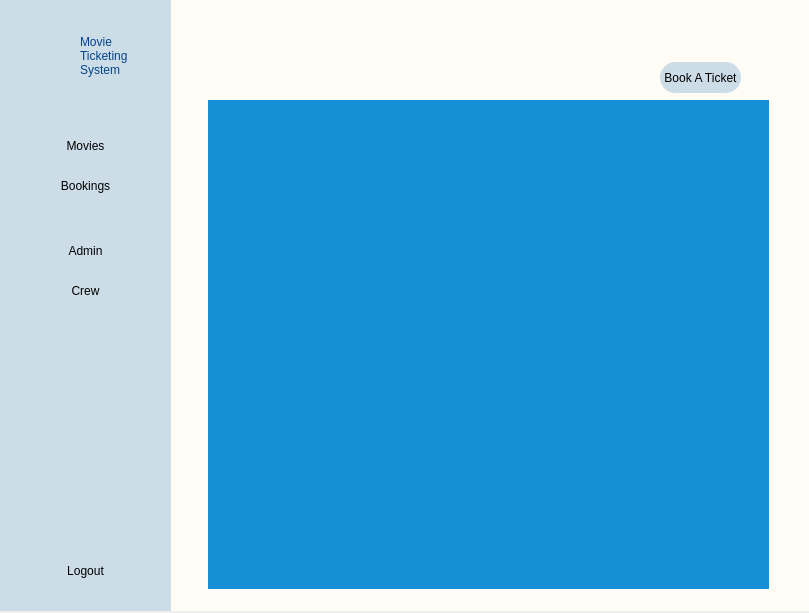
Qt form Ui_Files/movies.ui (edejeed/Movie-Ticketing) before a commit.
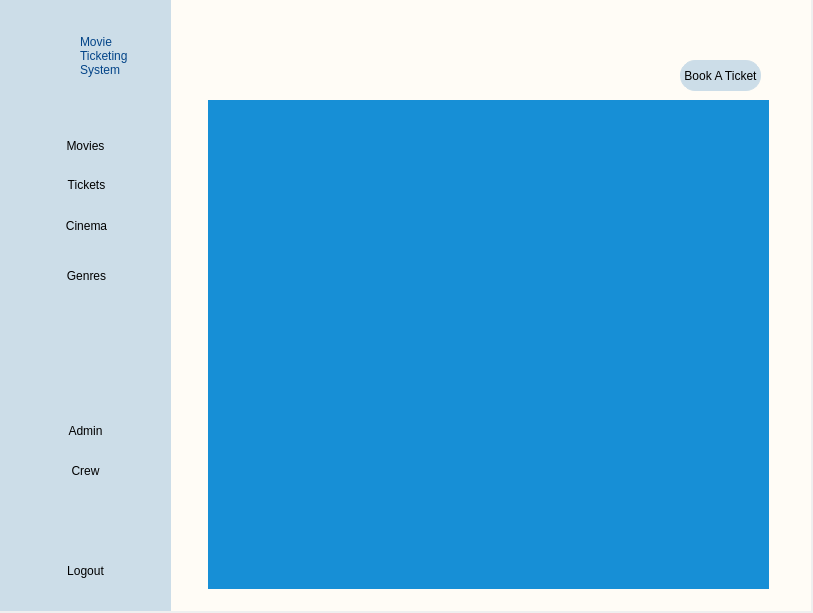
The same form after that commit. Icons and pictures are not drawn.

Commit message:
add_cinema, add_genre
add_cinema.ui , add_genre.ui, movies.ui modified,  png added

The edit to the form file:
```diff
--- a/Ui_Files/movies.ui
+++ b/Ui_Files/movies.ui
@@ -6,7 +6,7 @@
    <rect>
     <x>0</x>
     <y>0</y>
-    <width>809</width>
+    <width>813</width>
     <height>613</height>
    </rect>
   </property>
@@ -110,14 +110,14 @@
     <widget class="QPushButton" name="ticketsButton">
      <property name="geometry">
       <rect>
-       <x>20</x>
-       <y>170</y>
+       <x>21</x>
+       <y>169</y>
        <width>131</width>
        <height>31</height>
       </rect>
      </property>
      <property name="text">
-      <string>Bookings</string>
+      <string>Tickets</string>
      </property>
      <property name="icon">
       <iconset>
@@ -137,7 +137,7 @@
      <property name="geometry">
       <rect>
        <x>20</x>
-       <y>230</y>
+       <y>410</y>
        <width>131</width>
        <height>41</height>
       </rect>
@@ -163,7 +163,7 @@
      <property name="geometry">
       <rect>
        <x>20</x>
-       <y>270</y>
+       <y>450</y>
        <width>131</width>
        <height>41</height>
       </rect>
@@ -211,6 +211,58 @@
       <bool>true</bool>
      </property>
     </widget>
+    <widget class="QPushButton" name="ticketsButton_2">
+     <property name="geometry">
+      <rect>
+       <x>21</x>
+       <y>210</y>
+       <width>131</width>
+       <height>31</height>
+      </rect>
+     </property>
+     <property name="text">
+      <string>Cinema</string>
+     </property>
+     <property name="icon">
+      <iconset>
+       <normaloff>../img/cinema.png</normaloff>../img/cinema.png</iconset>
+     </property>
+     <property name="iconSize">
+      <size>
+       <width>40</width>
+       <height>40</height>
+      </size>
+     </property>
+     <property name="flat">
+      <bool>true</bool>
+     </property>
+    </widget>
+    <widget class="QPushButton" name="ticketsButton_3">
+     <property name="geometry">
+      <rect>
+       <x>21</x>
+       <y>260</y>
+       <width>131</width>
+       <height>31</height>
+      </rect>
+     </property>
+     <property name="text">
+      <string>Genres</string>
+     </property>
+     <property name="icon">
+      <iconset>
+       <normaloff>../img/genre.png</normaloff>../img/genre.png</iconset>
+     </property>
+     <property name="iconSize">
+      <size>
+       <width>40</width>
+       <height>40</height>
+      </size>
+     </property>
+     <property name="flat">
+      <bool>true</bool>
+     </property>
+    </widget>
    </widget>
    <widget class="QWidget" name="mainBG" native="true">
     <property name="geometry">
@@ -468,8 +520,8 @@
     <widget class="QPushButton" name="bookTicket">
      <property name="geometry">
       <rect>
-       <x>500</x>
-       <y>62</y>
+       <x>520</x>
+       <y>60</y>
        <width>81</width>
        <height>31</height>
       </rect>
```
The commit also changes 3 other files.
